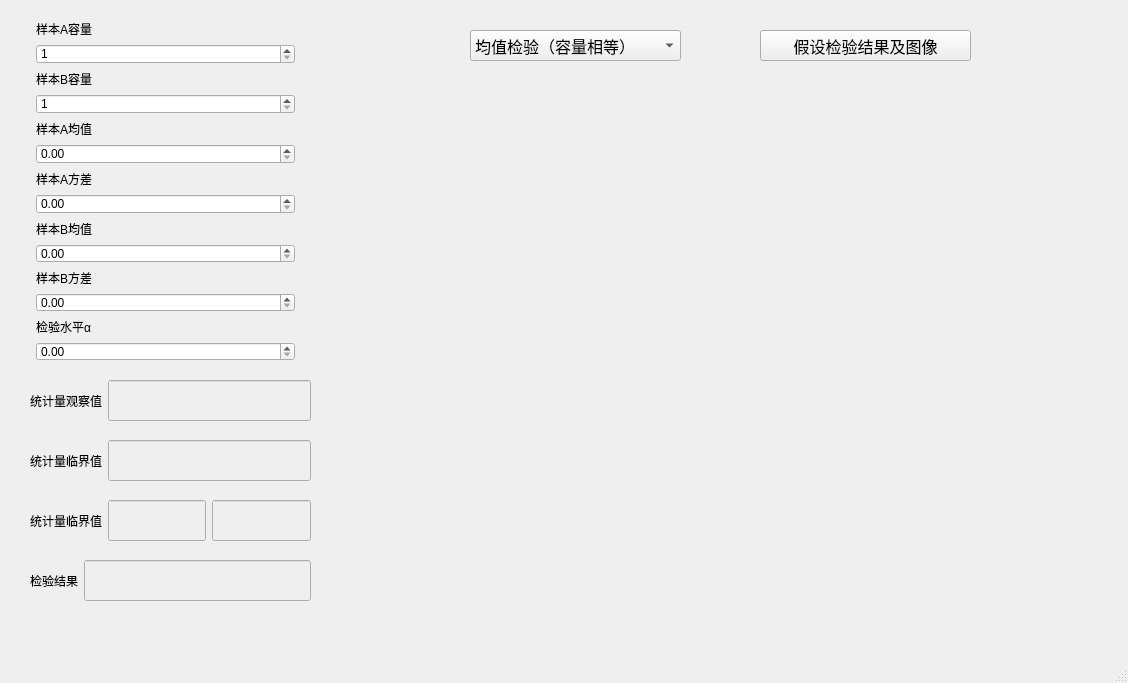
Before: the Qt Designer form files/canshujiashejianyan_two.ui in chenxindaaa/MathematicalStatistics, drawn with Qt 5.
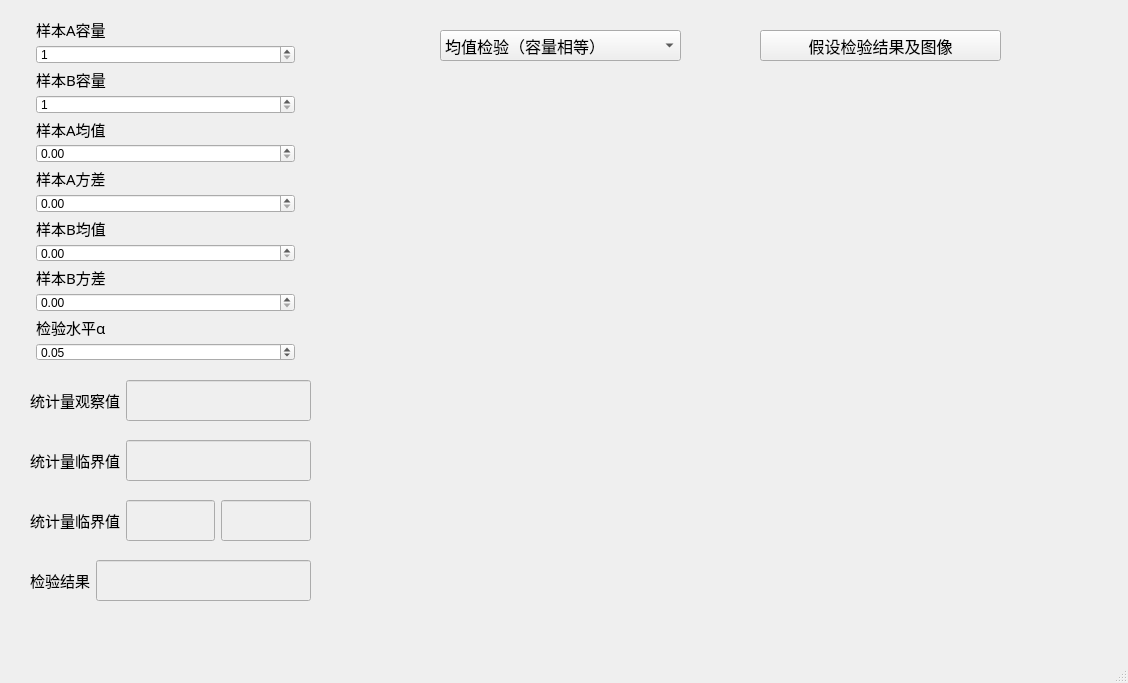
After: the same form once the commit is applied. Custom widgets are drawn as their Qt base class.

```diff
--- a/files/canshujiashejianyan_two.ui
+++ b/files/canshujiashejianyan_two.ui
@@ -19,7 +19,7 @@
      <rect>
       <x>760</x>
       <y>30</y>
-      <width>211</width>
+      <width>241</width>
       <height>31</height>
      </rect>
     </property>
@@ -66,6 +66,12 @@
          <verstretch>0</verstretch>
         </sizepolicy>
        </property>
+       <property name="font">
+        <font>
+         <family>Agency FB</family>
+         <pointsize>11</pointsize>
+        </font>
+       </property>
        <property name="text">
         <string>样本A容量</string>
        </property>
@@ -95,6 +101,12 @@
          <verstretch>0</verstretch>
         </sizepolicy>
        </property>
+       <property name="font">
+        <font>
+         <family>Agency FB</family>
+         <pointsize>11</pointsize>
+        </font>
+       </property>
        <property name="text">
         <string>样本B容量</string>
        </property>
@@ -124,6 +136,12 @@
          <verstretch>0</verstretch>
         </sizepolicy>
        </property>
+       <property name="font">
+        <font>
+         <family>Agency FB</family>
+         <pointsize>11</pointsize>
+        </font>
+       </property>
        <property name="text">
         <string>样本A均值</string>
        </property>
@@ -150,6 +168,12 @@
          <verstretch>0</verstretch>
         </sizepolicy>
        </property>
+       <property name="font">
+        <font>
+         <family>Agency FB</family>
+         <pointsize>11</pointsize>
+        </font>
+       </property>
        <property name="text">
         <string>样本A方差</string>
        </property>
@@ -176,6 +200,12 @@
          <verstretch>0</verstretch>
         </sizepolicy>
        </property>
+       <property name="font">
+        <font>
+         <family>Agency FB</family>
+         <pointsize>11</pointsize>
+        </font>
+       </property>
        <property name="text">
         <string>样本B均值</string>
        </property>
@@ -202,6 +232,12 @@
          <verstretch>0</verstretch>
         </sizepolicy>
        </property>
+       <property name="font">
+        <font>
+         <family>Agency FB</family>
+         <pointsize>11</pointsize>
+        </font>
+       </property>
        <property name="text">
         <string>样本B方差</string>
        </property>
@@ -228,6 +264,12 @@
          <verstretch>0</verstretch>
         </sizepolicy>
        </property>
+       <property name="font">
+        <font>
+         <family>Agency FB</family>
+         <pointsize>11</pointsize>
+        </font>
+       </property>
        <property name="text">
         <string>检验水平α</string>
        </property>
@@ -247,6 +289,9 @@
        <property name="singleStep">
         <double>0.010000000000000</double>
        </property>
+       <property name="value">
+        <double>0.050000000000000</double>
+       </property>
       </widget>
      </item>
     </layout>
@@ -263,6 +308,12 @@
     <layout class="QHBoxLayout" name="horizontalLayout">
      <item>
       <widget class="QLabel" name="label">
+       <property name="font">
+        <font>
+         <family>Agency FB</family>
+         <pointsize>11</pointsize>
+        </font>
+       </property>
        <property name="text">
         <string>检验结果</string>
        </property>
@@ -301,6 +352,12 @@
          <verstretch>0</verstretch>
         </sizepolicy>
        </property>
+       <property name="font">
+        <font>
+         <family>Agency FB</family>
+         <pointsize>11</pointsize>
+        </font>
+       </property>
        <property name="text">
         <string>统计量临界值</string>
        </property>
@@ -336,6 +393,12 @@
     <layout class="QHBoxLayout" name="horizontalLayout_3">
      <item>
       <widget class="QLabel" name="label_9">
+       <property name="font">
+        <font>
+         <family>Agency FB</family>
+         <pointsize>11</pointsize>
+        </font>
+       </property>
        <property name="text">
         <string>统计量观察值</string>
        </property>
@@ -377,6 +440,12 @@
          <verstretch>0</verstretch>
         </sizepolicy>
        </property>
+       <property name="font">
+        <font>
+         <family>Agency FB</family>
+         <pointsize>11</pointsize>
+        </font>
+       </property>
        <property name="text">
         <string>统计量临界值</string>
        </property>
@@ -419,9 +488,9 @@
    <widget class="QComboBox" name="comboBox">
     <property name="geometry">
      <rect>
-      <x>470</x>
+      <x>440</x>
       <y>30</y>
-      <width>211</width>
+      <width>241</width>
       <height>31</height>
      </rect>
     </property>
```
